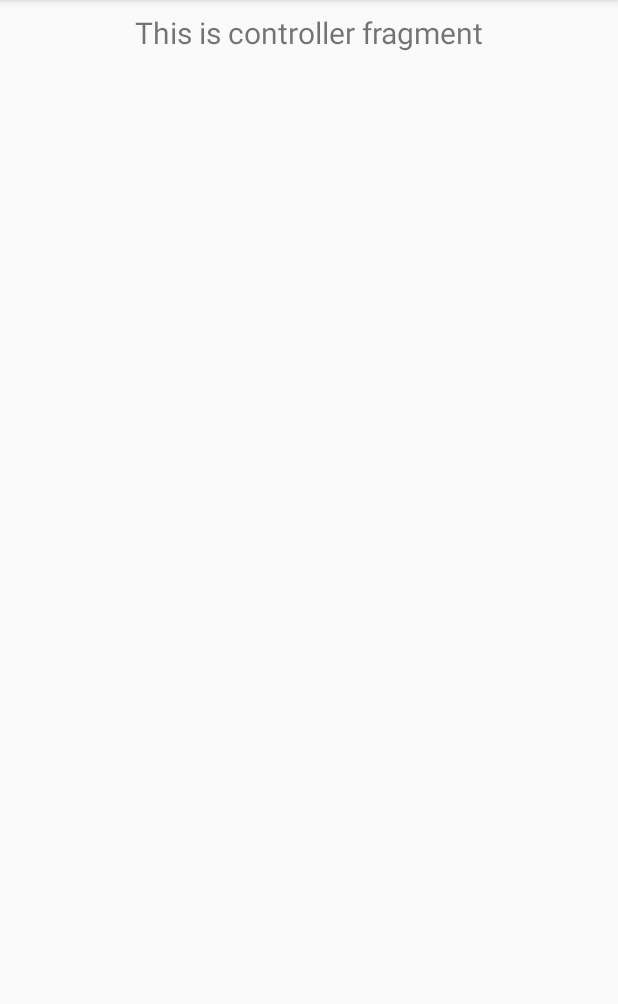
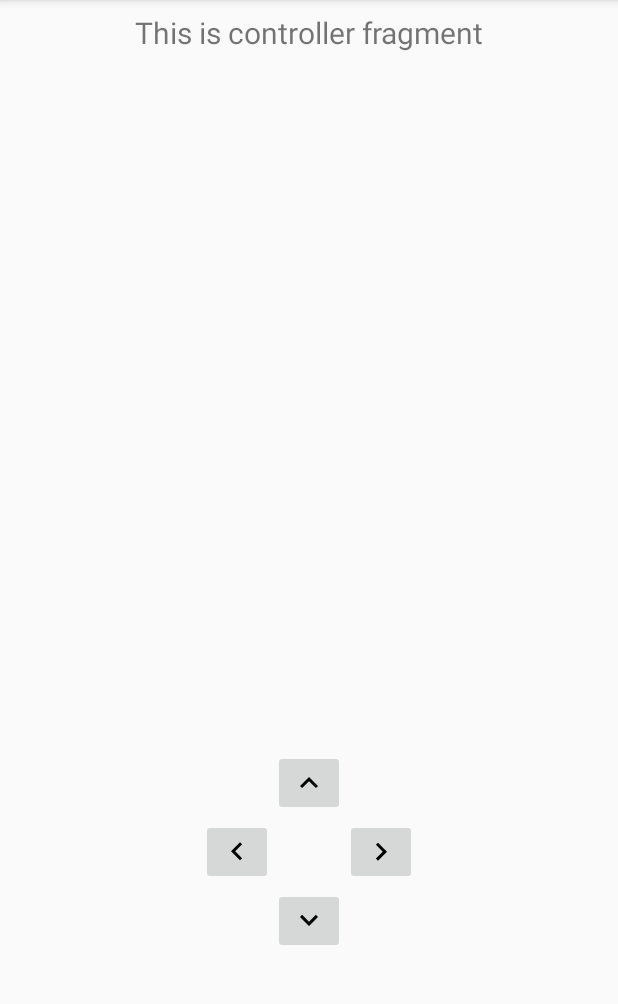
Before and after one commit to AvaPL/ARM, an Android app: the screen it shows after launch (MainActivity), on a phone screen of 412 x 824 dp, the part 84-1088 px from its top. Run offline under Robolectric (Android 15) with nearby library versions, the phone set to English and light mode, and no system bars; our stand-ins replace navigation-ui.

Commit message:
Added dummy buttons, not used nor correctly placed yet.

```diff
--- a/ARMController/app/src/main/java/com/pawelcembaluk/armcontroller/ui/controller/ControllerFragment.java
+++ b/ARMController/app/src/main/java/com/pawelcembaluk/armcontroller/ui/controller/ControllerFragment.java
@@ -6,8 +6,8 @@ import android.view.View;
 import android.view.ViewGroup;
 import android.widget.TextView;
 
+import androidx.annotation.NonNull;
 import androidx.annotation.Nullable;
-import androidx.annotation.NonNull;
 import androidx.fragment.app.Fragment;
 import androidx.lifecycle.Observer;
 import androidx.lifecycle.ViewModelProviders;
@@ -33,4 +33,9 @@ public class ControllerFragment extends Fragment {
         });
         return root;
     }
+
+    @Override
+    public void onDestroyView() {
+        super.onDestroyView();
+    }
 }
--- /dev/null
+++ b/ARMController/app/src/main/res/drawable/ic_controller_arrow_down.xml
@@ -0,0 +1,9 @@
+<vector xmlns:android="http://schemas.android.com/apk/res/android"
+        android:width="24dp"
+        android:height="24dp"
+        android:viewportWidth="24.0"
+        android:viewportHeight="24.0">
+    <path
+        android:fillColor="#FF000000"
+        android:pathData="M7.41,7.84L12,12.42l4.59,-4.58L18,9.25l-6,6 -6,-6z"/>
+</vector>
--- /dev/null
+++ b/ARMController/app/src/main/res/drawable/ic_controller_arrow_left.xml
@@ -0,0 +1,9 @@
+<vector xmlns:android="http://schemas.android.com/apk/res/android"
+        android:width="24dp"
+        android:height="24dp"
+        android:viewportWidth="24.0"
+        android:viewportHeight="24.0">
+    <path
+        android:fillColor="#FF000000"
+        android:pathData="M15.41,16.09l-4.58,-4.59 4.58,-4.59L14,5.5l-6,6 6,6z"/>
+</vector>
--- /dev/null
+++ b/ARMController/app/src/main/res/drawable/ic_controller_arrow_right.xml
@@ -0,0 +1,9 @@
+<vector xmlns:android="http://schemas.android.com/apk/res/android"
+        android:width="24dp"
+        android:height="24dp"
+        android:viewportWidth="24.0"
+        android:viewportHeight="24.0">
+    <path
+        android:fillColor="#FF000000"
+        android:pathData="M8.59,16.34l4.58,-4.59 -4.58,-4.59L10,5.75l6,6 -6,6z"/>
+</vector>
--- /dev/null
+++ b/ARMController/app/src/main/res/drawable/ic_controller_arrow_up.xml
@@ -0,0 +1,9 @@
+<vector xmlns:android="http://schemas.android.com/apk/res/android"
+        android:width="24dp"
+        android:height="24dp"
+        android:viewportWidth="24.0"
+        android:viewportHeight="24.0">
+    <path
+        android:fillColor="#FF000000"
+        android:pathData="M7.41,15.41L12,10.83l4.59,4.58L18,14l-6,-6 -6,6z"/>
+</vector>
--- a/ARMController/app/src/main/res/layout/fragment_controller.xml
+++ b/ARMController/app/src/main/res/layout/fragment_controller.xml
@@ -16,4 +16,64 @@
             app:layout_constraintEnd_toEndOf="parent"
             app:layout_constraintStart_toStartOf="parent"
             app:layout_constraintTop_toTopOf="parent" />
+
+    <ImageButton
+            android:id="@+id/button_up"
+            android:layout_width="wrap_content"
+            android:layout_height="wrap_content"
+            android:layout_marginBottom="24dp"
+            android:contentDescription="@string/image_description_up_arrow"
+            app:layout_constraintBottom_toTopOf="@+id/dpad_center"
+            app:layout_constraintEnd_toEndOf="@+id/dpad_center"
+            app:layout_constraintStart_toStartOf="@+id/dpad_center"
+            app:srcCompat="@drawable/ic_controller_arrow_up" />
+
+    <ImageButton
+            android:id="@+id/button_down"
+            android:layout_width="wrap_content"
+            android:layout_height="wrap_content"
+            android:layout_marginTop="24dp"
+            android:contentDescription="@string/image_description_down_arrow"
+            app:layout_constraintEnd_toEndOf="@+id/dpad_center"
+            app:layout_constraintStart_toStartOf="@+id/dpad_center"
+            app:layout_constraintTop_toBottomOf="@+id/dpad_center"
+            app:srcCompat="@drawable/ic_controller_arrow_down" />
+
+    <ImageButton
+            android:id="@+id/button_left"
+            android:layout_width="wrap_content"
+            android:layout_height="wrap_content"
+            android:layout_marginEnd="24dp"
+            android:contentDescription="@string/image_description_left_arrow"
+            app:layout_constraintBottom_toBottomOf="@+id/dpad_center"
+            app:layout_constraintEnd_toStartOf="@+id/dpad_center"
+            app:layout_constraintTop_toTopOf="@+id/dpad_center"
+            app:layout_constraintVertical_bias="0.488"
+            app:srcCompat="@drawable/ic_controller_arrow_left" />
+
+    <ImageButton
+            android:id="@+id/button_right"
+            android:layout_width="wrap_content"
+            android:layout_height="wrap_content"
+            android:layout_marginStart="24dp"
+            android:contentDescription="@string/image_description_right_arrow"
+            app:layout_constraintBottom_toBottomOf="@+id/dpad_center"
+            app:layout_constraintStart_toEndOf="@+id/dpad_center"
+            app:layout_constraintTop_toTopOf="@+id/dpad_center"
+            app:layout_constraintVertical_bias="0.488"
+            app:srcCompat="@drawable/ic_controller_arrow_right" />
+
+    <Space
+            android:id="@+id/dpad_center"
+            android:layout_width="wrap_content"
+            android:layout_height="wrap_content"
+            android:layout_marginStart="16dp"
+            android:layout_marginTop="16dp"
+            android:layout_marginEnd="16dp"
+            android:layout_marginBottom="16dp"
+            app:layout_constraintBottom_toBottomOf="parent"
+            app:layout_constraintEnd_toEndOf="parent"
+            app:layout_constraintStart_toStartOf="parent"
+            app:layout_constraintTop_toTopOf="parent"
+            app:layout_constraintVertical_bias="0.75" />
 </androidx.constraintlayout.widget.ConstraintLayout>
--- a/ARMController/app/src/main/res/values/strings.xml
+++ b/ARMController/app/src/main/res/values/strings.xml
@@ -15,4 +15,9 @@
     <string name="preference_key_build_version">build_version</string>
     <string name="preference_title_build_version">Build version</string>
     <string name="preference_summary_build_version">0.0.1</string>
+
+    <string name="image_description_down_arrow">Down arrow</string>
+    <string name="image_description_right_arrow">Right arrow</string>
+    <string name="image_description_up_arrow">Up arrow</string>
+    <string name="image_description_left_arrow">Left arrow</string>
 </resources>
```
Lines whose indentation alone changed are shown as unchanged.
